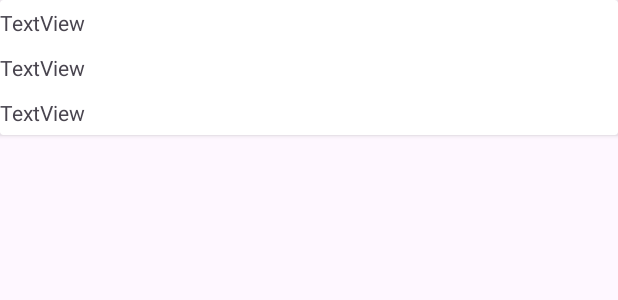
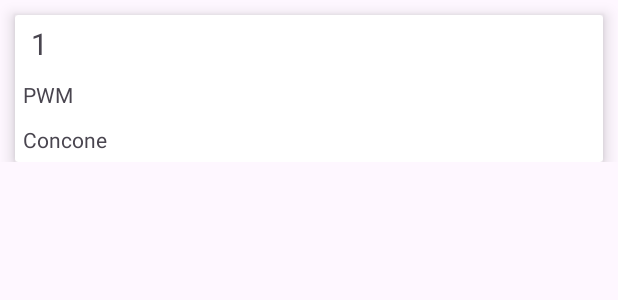
Before and after one commit to josy11unipa/Esercizio_DB, an Android app: the layout card_view.xml on its own in the app's theme, with its tools: preview values and no code run, on a phone screen of 412 x 824 dp. Shown: the top 300 px of the screen. Run offline under Robolectric (Android 15) with nearby library versions, the phone set to English and light mode, and no system bars.

Commit message:
Merge remote-tracking branch 'origin/master'

```diff
--- a/app/src/main/res/layout/card_view.xml
+++ b/app/src/main/res/layout/card_view.xml
@@ -1,37 +1,46 @@
 <?xml version="1.0" encoding="utf-8"?>
 <androidx.constraintlayout.widget.ConstraintLayout xmlns:android="http://schemas.android.com/apk/res/android"
+    xmlns:app="http://schemas.android.com/apk/res-auto"
+    xmlns:tools="http://schemas.android.com/tools"
     android:layout_width="match_parent"
-    android:layout_height="match_parent">
+    android:layout_height="wrap_content">
 
     <androidx.cardview.widget.CardView
         android:layout_width="match_parent"
-        android:layout_height="wrap_content">
+        android:layout_height="wrap_content"
+        android:layout_margin="10dp"
+        app:cardElevation="6dp"
+        app:layout_constraintTop_toTopOf="parent"
+        tools:layout_editor_absoluteX="10dp">
 
         <LinearLayout
             android:layout_width="match_parent"
             android:layout_height="match_parent"
-            android:orientation="vertical">
+            android:orientation="vertical"
+            android:paddingLeft="5dp">
 
             <TextView
                 android:id="@+id/id"
                 android:layout_width="wrap_content"
                 android:layout_height="wrap_content"
                 android:paddingVertical="5dp"
-                android:text="TextView" />
+                android:paddingLeft="5dp"
+                android:text="1"
+                android:textSize="20sp" />
 
             <TextView
                 android:id="@+id/name"
                 android:layout_width="wrap_content"
                 android:layout_height="wrap_content"
                 android:paddingVertical="5dp"
-                android:text="TextView" />
+                android:text="PWM" />
 
             <TextView
                 android:id="@+id/description"
                 android:layout_width="wrap_content"
                 android:layout_height="wrap_content"
                 android:paddingVertical="5dp"
-                android:text="TextView" />
+                android:text="Concone" />
         </LinearLayout>
 
     </androidx.cardview.widget.CardView>
```
